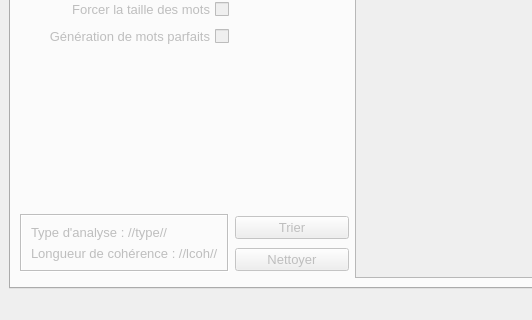
Before: the Qt Designer form fenetreprincipale.ui in Sayanel01/GeMot, drawn with Qt 5; both pictures show x 0 to 532 and y 219 to 539 of the 631 by 539 pixel window.
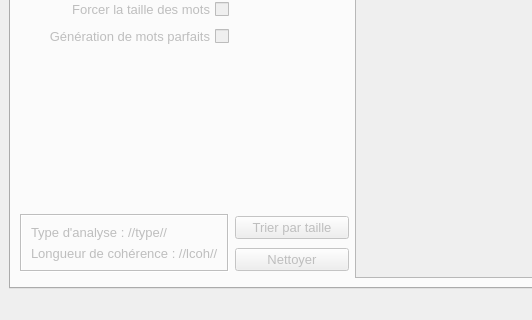
After: the same form once the commit is applied.

Commit message: amélioration troll quitter

```diff
--- a/fenetreprincipale.ui
+++ b/fenetreprincipale.ui
@@ -447,7 +447,7 @@
         <item row="10" column="2">
          <widget class="QPushButton" name="bouton_trier">
           <property name="text">
-           <string>Trier</string>
+           <string>Trier par taille</string>
           </property>
          </widget>
         </item>
```
The commit also changes 2 other files.
